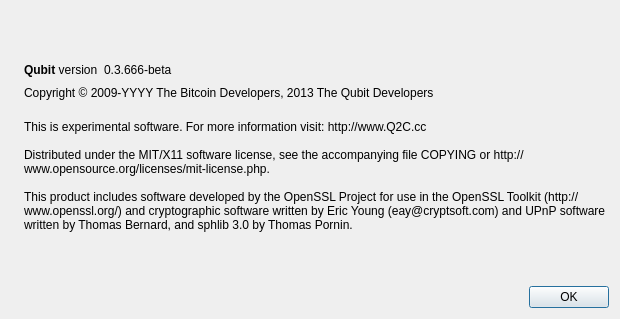
First picture: the form in src/qt/forms/aboutdialog.ui, repository qubitcoin/QubitCoin, before the edit.
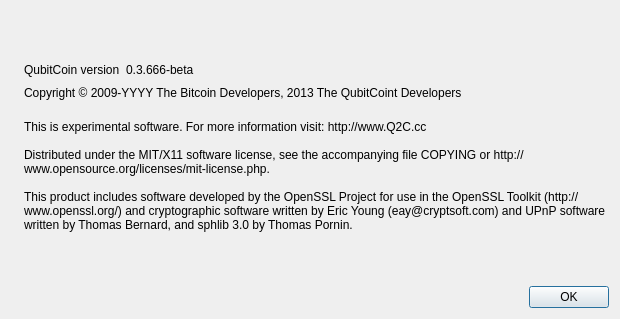
Second picture: the form after the edit. Icons and pictures are not drawn.

Patch:
```diff
--- a/src/qt/forms/aboutdialog.ui
+++ b/src/qt/forms/aboutdialog.ui
@@ -50,7 +50,7 @@
           <cursorShape>IBeamCursor</cursorShape>
          </property>
          <property name="text">
-          <string>&lt;html&gt;&lt;head/&gt;&lt;body&gt;&lt;p&gt;&lt;span style=&quot; font-weight:600;&quot;&gt;Qubit&lt;/span&gt; version&lt;/p&gt;&lt;/body&gt;&lt;/html&gt;</string>
+          <string>&lt;html&gt;&lt;head/&gt;&lt;body&gt;&lt;p&gt;&lt;span style=&quot; color:#000000;&quot;&gt;QubitCoin&lt;/span&gt; version&lt;/p&gt;&lt;/body&gt;&lt;/html&gt;</string>
          </property>
          <property name="textInteractionFlags">
           <set>Qt::LinksAccessibleByMouse|Qt::TextSelectableByKeyboard|Qt::TextSelectableByMouse</set>
@@ -91,7 +91,7 @@
         <cursorShape>IBeamCursor</cursorShape>
        </property>
        <property name="text">
-        <string notr="true">Copyright &amp;copy; 2009-YYYY The Bitcoin Developers, 2013 The Qubit Developers</string>
+        <string notr="true">Copyright &amp;copy; 2009-YYYY The Bitcoin Developers, 2013 The QubitCoint Developers</string>
        </property>
        <property name="textFormat">
         <enum>Qt::RichText</enum>
```
